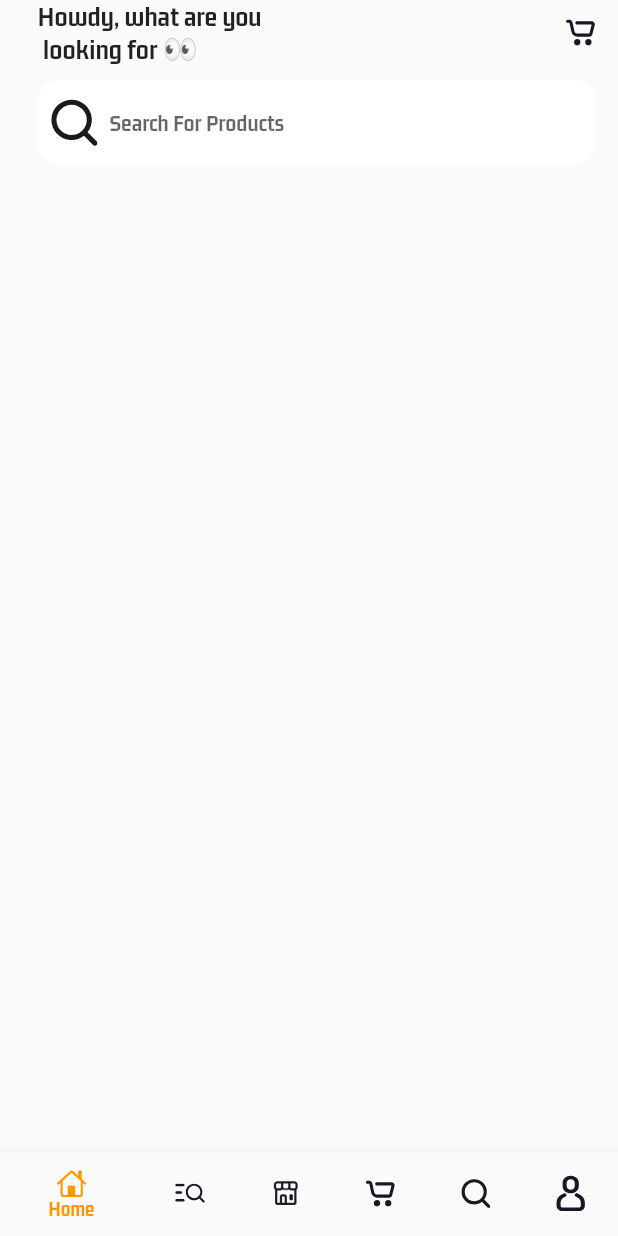
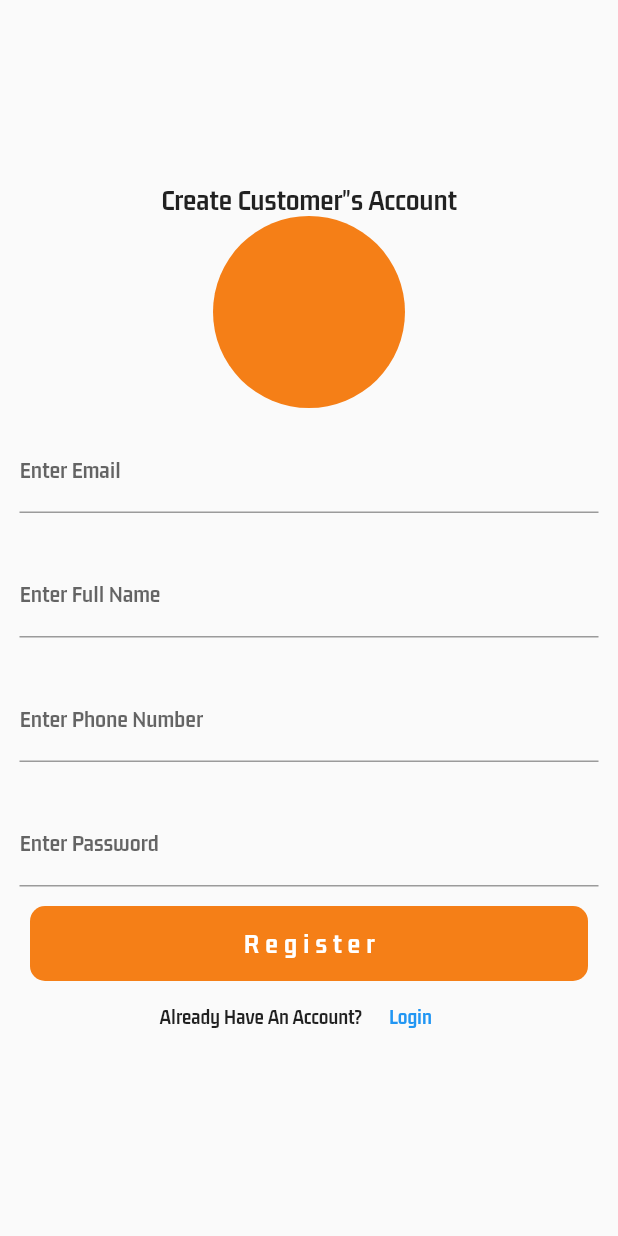
Before and after one commit to PooriaEshghi/amazot_multi_store, a Flutter app: the screen it shows after launch, on a phone screen of 412 x 824 dp. Run offline on Flutter 3.47's test engine with Material 2 defaults, Android fonts, the phone set to English and light mode, and no system bars; our stand-ins replace cloud_firestore, firebase_auth, firebase_core, flutter_signin_button, flutter_svg, google_sign_in; accounts and stored records are empty.

Commit message:
fixed sign-up and login user

```diff
--- /dev/null
+++ b/lib/controllers/auth_controller.dart
@@ -0,0 +1,50 @@
+import 'package:cloud_firestore/cloud_firestore.dart';
+import 'package:firebase_auth/firebase_auth.dart';
+
+class AuthController {
+  final FirebaseFirestore _firestore = FirebaseFirestore.instance;
+  final FirebaseAuth _auth = FirebaseAuth.instance;
+  Future<String> signUpUsers(String email, String fullName, String phoneNumber,
+      String password) async {
+    String res = 'Some error occured';
+    try {
+      if (email.isNotEmpty &&
+          fullName.isNotEmpty &&
+          phoneNumber.isNotEmpty &&
+          password.isNotEmpty) {
+        // Create User
+        UserCredential credential = await _auth.createUserWithEmailAndPassword(
+            email: email, password: password);
+
+        await _firestore.collection('buyers').doc(credential.user!.uid).set({
+          'email': email,
+          'fullName': fullName,
+          'phoneNumber': phoneNumber,
+          'buyerId': credential.user!.uid,
+          'address': ''
+        });
+
+        res = 'Success';
+      } else {
+        res = 'Please Fields must not be empty';
+      }
+    } catch (e) {}
+    return res;
+  }
+
+  loginUsers(String email, String password) async {
+    String res = 'something went wrong';
+    try {
+      if (email.isNotEmpty && password.isNotEmpty) {
+        await _auth.signInWithEmailAndPassword(
+            email: email, password: password);
+        res = 'success';
+      } else {
+        res = 'Fields must not be empty';
+      }
+    } catch (e) {
+      res = e.toString();
+    }
+    return res;
+  }
+}
--- a/lib/main.dart
+++ b/lib/main.dart
@@ -1,8 +1,12 @@
+import 'package:amazot_multi_store/views/buyers/auth/register_screen.dart';
 import 'package:amazot_multi_store/views/buyers/main_screen.dart';
+import 'package:firebase_core/firebase_core.dart';
 import 'package:flutter/material.dart';
 import 'package:flutter/services.dart';
 
-void main() {
+void main() async {
+  WidgetsFlutterBinding.ensureInitialized();
+  await Firebase.initializeApp();
   runApp(const MyApp());
 }
 
@@ -12,16 +16,16 @@ class MyApp extends StatelessWidget {
   // This widget is the root of your application.
   @override
   Widget build(BuildContext context) {
-    SystemChrome.setSystemUIOverlayStyle(SystemUiOverlayStyle( statusBarColor: Colors.transparent));
+    SystemChrome.setSystemUIOverlayStyle(
+        SystemUiOverlayStyle(statusBarColor: Colors.transparent));
     return MaterialApp(
       debugShowCheckedModeBanner: false,
       title: 'Flutter Demo',
       theme: ThemeData(
-
         primarySwatch: Colors.blue,
         fontFamily: 'Brand-Bold',
       ),
-      home: MainScreen(),
+      home: RegisterScreen(),
     );
   }
 }
--- /dev/null
+++ b/lib/utils/show_snackBar.dart
@@ -0,0 +1,6 @@
+import 'package:flutter/material.dart';
+
+showSnack(context, String title) {
+  ScaffoldMessenger.of(context).showSnackBar(
+      SnackBar(backgroundColor: Colors.yellow.shade900, content: Text(title)));
+}
--- /dev/null
+++ b/lib/views/buyers/auth/register_screen.dart
@@ -0,0 +1,171 @@
+import 'package:amazot_multi_store/controllers/auth_controller.dart';
+import 'package:amazot_multi_store/utils/show_snackBar.dart';
+import 'package:amazot_multi_store/views/buyers/auth/login_screen.dart';
+import 'package:flutter/material.dart';
+
+class RegisterScreen extends StatefulWidget {
+  @override
+  State<RegisterScreen> createState() => _RegisterScreenState();
+}
+
+class _RegisterScreenState extends State<RegisterScreen> {
+  final GlobalKey<FormState> _formKey = GlobalKey<FormState>();
+
+  final AuthController _authController = AuthController();
+
+  late String email;
+
+  late String fullName;
+
+  late String phoneNumber;
+
+  late String password;
+
+  bool _isLoading = false;
+
+  signUpUser() async {
+    setState(() {
+      _isLoading = true;
+    });
+    if (_formKey.currentState!.validate()) {
+      await _authController
+          .signUpUsers(email, fullName, phoneNumber, password)
+          .whenComplete(() {
+        setState(() {
+          _formKey.currentState!.reset();
+          _isLoading = false;
+        });
+      });
+      return showSnack(context, 'Account has been created for you');
+    } else {
+      setState(() {
+        _isLoading = false;
+      });
+      return showSnack(context, 'Fields must not be empty');
+    }
+  }
+
+  @override
+  Widget build(BuildContext context) {
+    return Scaffold(
+      body: Center(
+        child: SingleChildScrollView(
+          child: Form(
+            key: _formKey,
+            child: Column(
+              mainAxisAlignment: MainAxisAlignment.center,
+              children: [
+                Text(
+                  'Create Customer"s Account',
+                  style: TextStyle(fontSize: 20),
+                ),
+                CircleAvatar(
+                  radius: 64,
+                  backgroundColor: Colors.yellow.shade900,
+                ),
+                Padding(
+                  padding: const EdgeInsets.all(13.0),
+                  child: TextFormField(
+                    validator: (value) {
+                      if (value!.isEmpty) {
+                        return 'Email must not be empty';
+                      }
+                    },
+                    onChanged: (value) {
+                      email = value;
+                    },
+                    decoration: InputDecoration(labelText: 'Enter Email'),
+                  ),
+                ),
+                Padding(
+                  padding: const EdgeInsets.all(13.0),
+                  child: TextFormField(
+                    validator: (value) {
+                      if (value!.isEmpty) {
+                        return 'Full Name must not be empty';
+                      }
+                    },
+                    onChanged: (value) {
+                      fullName = value;
+                    },
+                    decoration: InputDecoration(labelText: 'Enter Full Name'),
+                  ),
+                ),
+                Padding(
+                  padding: const EdgeInsets.all(13.0),
+                  child: TextFormField(
+                    validator: (value) {
+                      if (value!.isEmpty) {
+                        return 'Phone Number must not be empty';
+                      }
+                    },
+                    onChanged: (value) {
+                      phoneNumber = value;
+                    },
+                    decoration:
+                        InputDecoration(labelText: 'Enter Phone Number'),
+                  ),
+                ),
+                Padding(
+                  padding: const EdgeInsets.all(13.0),
+                  child: TextFormField(
+                    obscureText: true,
+                    validator: (value) {
+                      if (value!.isEmpty) {
+                        return 'Password must not be empty';
+                      }
+                    },
+                    onChanged: (value) {
+                      password = value;
+                    },
+                    decoration: InputDecoration(labelText: 'Enter Password'),
+                  ),
+                ),
+                GestureDetector(
+                  onTap: () {
+                    signUpUser();
+                  },
+                  child: Container(
+                    width: MediaQuery.of(context).size.width - 40,
+                    height: 50,
+                    decoration: BoxDecoration(
+                        color: Colors.yellow.shade900,
+                        borderRadius: BorderRadius.circular(10)),
+                    child: Center(
+                      child: _isLoading
+                          ? CircularProgressIndicator(color: Colors.white)
+                          : Text(
+                              'Register',
+                              style: TextStyle(
+                                  color: Colors.white,
+                                  fontSize: 19,
+                                  fontWeight: FontWeight.bold,
+                                  letterSpacing: 4),
+                            ),
+                    ),
+                  ),
+                ),
+                Row(
+                  mainAxisAlignment: MainAxisAlignment.center,
+                  children: [
+                    Text('Already Have An Account?'),
+                    TextButton(
+                        onPressed: () {
+                          Navigator.push(
+                            context,
+                            MaterialPageRoute(builder: (context) {
+                              return LoginScreen();
+                            }),
+                          );
+                        },
+                        child: Text('Login'))
+                  ],
+                )
+              ],
+            ),
+          ),
+        ),
+      ),
+    );
+  }
+}
--- a/lib/views/buyers/nav_screens/home_screen.dart
+++ b/lib/views/buyers/nav_screens/home_screen.dart
@@ -1,4 +1,7 @@
+import 'package:amazot_multi_store/views/buyers/nav_screens/widgets/banner_widget.dart';
+import 'package:amazot_multi_store/views/buyers/nav_screens/widgets/category_text_widget.dart';
 import 'package:amazot_multi_store/views/buyers/nav_screens/widgets/search_input_widget.dart';
+import 'package:amazot_multi_store/views/buyers/nav_screens/widgets/banner_widget.dart';
 import 'package:amazot_multi_store/views/buyers/nav_screens/widgets/welcome_text_widget.dart';
 import 'package:flutter/material.dart';
 import 'package:flutter_svg/flutter_svg.dart';
@@ -8,18 +11,17 @@ class HomeScreen extends StatelessWidget {
 
   @override
   Widget build(BuildContext context) {
-    return Padding(
-      padding: EdgeInsets.only(
-          top: MediaQuery.of(context).padding.top, left: 25, right: 15),
-      child: Column(
-        children: [
-          WelcomeText(),
-          SizedBox(
-            height: 10,
-          ),
-          SearchInputWidget()
-        ],
-      ),
+    return Column(
+      crossAxisAlignment: CrossAxisAlignment.start,
+      children: [
+        WelcomeText(),
+        SizedBox(
+          height: 19,
+        ),
+        SearchInputWidget(),
+        BannerWidget(),
+        CatergoryText()
+      ],
     );
   }
 }
--- a/lib/views/buyers/nav_screens/widgets/search_input_widget.dart
+++ b/lib/views/buyers/nav_screens/widgets/search_input_widget.dart
@@ -8,7 +8,9 @@ class SearchInputWidget extends StatelessWidget {
 
   @override
   Widget build(BuildContext context) {
-    return ClipRRect(
+    return Padding(
+      padding: const EdgeInsets.all(14.0),
+      child: ClipRRect(
         borderRadius: BorderRadius.circular(15),
         child: TextField(
           decoration: InputDecoration(
@@ -26,6 +28,7 @@ class SearchInputWidget extends StatelessWidget {
                 ),
               )),
         ),
+      ),
     );
   }
 }
--- a/lib/views/buyers/nav_screens/widgets/welcome_text_widget.dart
+++ b/lib/views/buyers/nav_screens/widgets/welcome_text_widget.dart
@@ -8,7 +8,10 @@ class WelcomeText extends StatelessWidget {
 
   @override
   Widget build(BuildContext context) {
-    return Row(
+    return Padding(
+      padding: EdgeInsets.only(
+          top: MediaQuery.of(context).padding.top, left: 25, right: 15),
+      child: Row(
         mainAxisAlignment: MainAxisAlignment.spaceBetween,
         children: [
           Text(
@@ -19,6 +22,7 @@ class WelcomeText extends StatelessWidget {
             child: SvgPicture.asset('assets/icons/cart.svg', width: 20),
           )
         ],
+      ),
     );
   }
 }
--- a/pubspec.yaml
+++ b/pubspec.yaml
@@ -40,6 +40,8 @@ dependencies:
   firebase_auth: ^4.6.2
   firebase_storage: ^11.2.2
   image_picker: ^0.8.7+5
+  google_sign_in: ^6.1.4
+  flutter_signin_button: ^2.0.0
 
 dev_dependencies:
   flutter_test:
```
Also changed, not shown: lib/controllers/google_auth_controller.dart (added, +44 -0 lines), lib/views/buyers/auth/login_screen.dart (added, +150 -0 lines), lib/views/buyers/nav_screens/widgets/banner_widget.dart (+49 -2 lines), lib/views/buyers/nav_screens/widgets/category_text_widget.dart (added, +58 -0 lines), pubspec.lock. Lines whose indentation alone changed are shown as unchanged.
